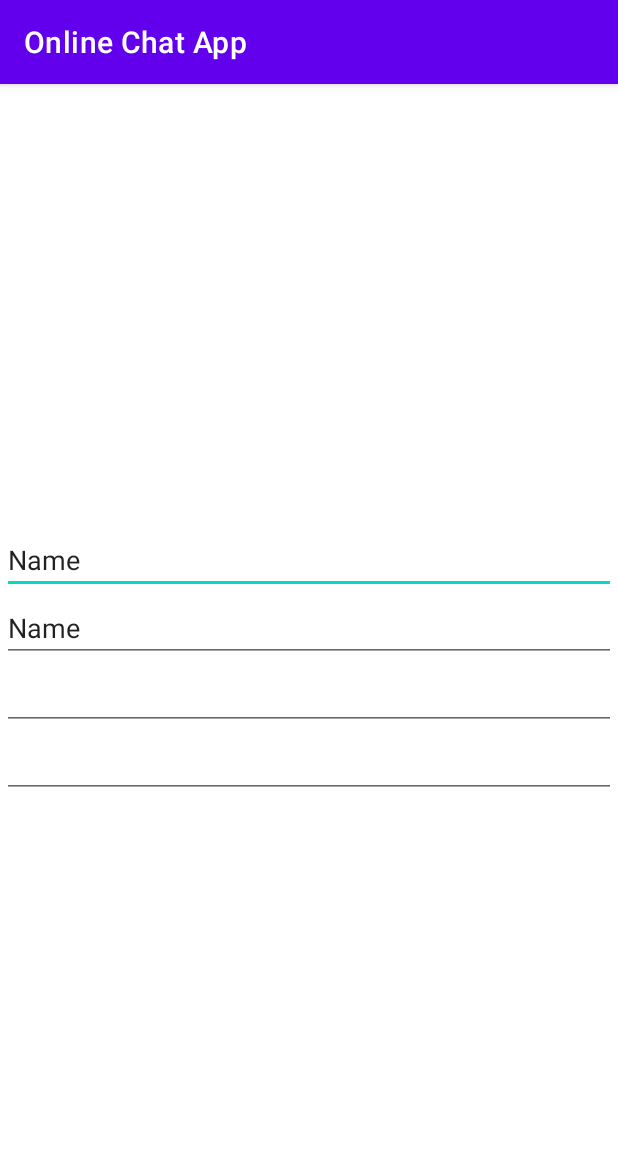
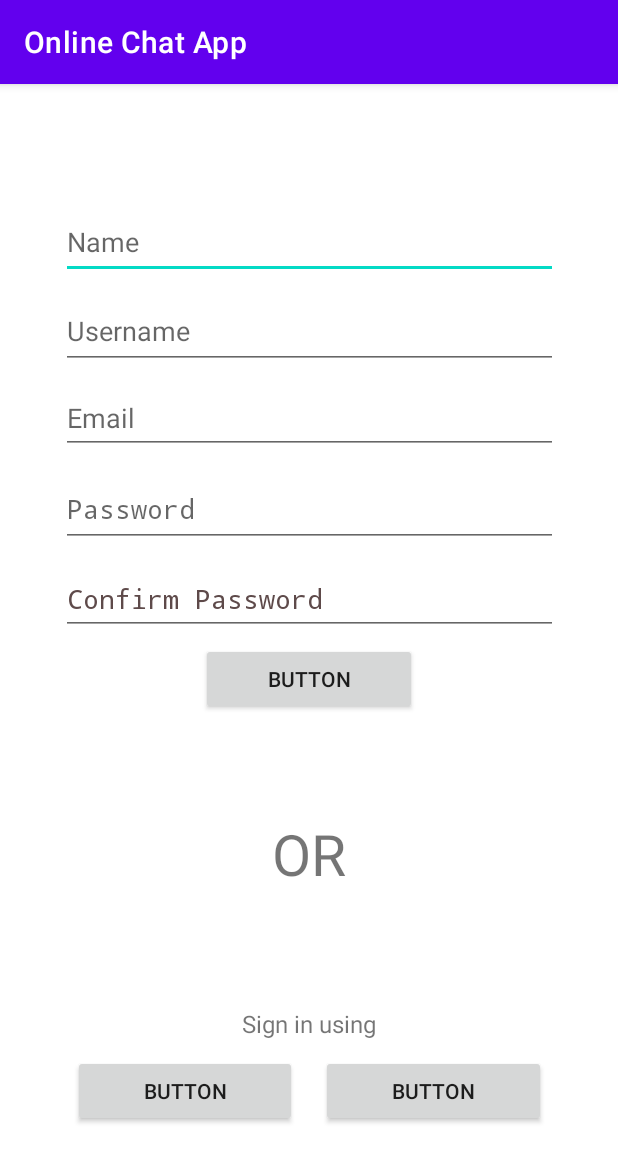
Before and after one commit to saurabhbhoir11/Online-Chat-Ap, an Android app: the Register screen opened directly, with no data from a screen before it, on a phone screen of 412 x 824 dp. Shown: the top 1162 px of the screen. Run offline under Robolectric (Android 15) with nearby library versions, the phone set to English and light mode, and no system bars; our stand-ins replace Firebase (no records; nobody signed in at launch, a user with empty details on screens opened directly).

Commit message:
created register activity base layout

```diff
--- a/app/src/main/res/layout/activity_register.xml
+++ b/app/src/main/res/layout/activity_register.xml
@@ -4,15 +4,18 @@
     xmlns:tools="http://schemas.android.com/tools"
     android:layout_width="match_parent"
     android:layout_height="match_parent"
+    android:layout_marginTop="5px"
+    android:layout_marginBottom="2px"
     tools:context=".Register">
 
     <LinearLayout
-        android:layout_width="409dp"
-        android:layout_height="729dp"
-        android:layout_marginStart="20dp"
+        android:layout_width="331dp"
+        android:layout_height="620dp"
+        android:layout_marginStart="32dp"
         android:layout_marginTop="2dp"
-        android:layout_marginEnd="20dp"
+        android:layout_marginEnd="32dp"
         android:gravity="center"
+        android:hapticFeedbackEnabled="true"
         android:orientation="vertical"
         app:layout_constraintBottom_toBottomOf="parent"
         app:layout_constraintEnd_toEndOf="parent"
@@ -20,33 +23,115 @@
         app:layout_constraintTop_toTopOf="parent">
 
         <EditText
-            android:id="@+id/editTextTextPersonName4"
+            android:id="@+id/name"
+            android:layout_width="match_parent"
+            android:layout_height="49dp"
+            android:layout_marginTop="8px"
+            android:layout_marginBottom="8px"
+            android:ems="10"
+            android:hint="Name"
+            android:inputType="textPersonName"
+            android:paddingTop="5px"
+            android:paddingBottom="5px" />
+
+        <EditText
+            android:id="@+id/username"
+            android:layout_width="match_parent"
+            android:layout_height="51dp"
+            android:layout_marginTop="5px"
+            android:layout_marginBottom="5px"
+            android:ems="10"
+            android:hint="Username"
+            android:inputType="textPersonName"
+            android:paddingTop="5px"
+            android:paddingBottom="5px" />
+
+        <EditText
+            android:id="@+id/email"
+            android:layout_width="match_parent"
+            android:layout_height="48dp"
+            android:layout_marginTop="8px"
+            android:layout_marginBottom="8px"
+            android:ems="10"
+            android:hint="Email"
+            android:inputType="textEmailAddress"
+            android:paddingTop="5px"
+            android:paddingBottom="5px" />
+
+        <EditText
+            android:id="@+id/pass"
+            android:layout_width="match_parent"
+            android:layout_height="51dp"
+            android:layout_marginTop="8px"
+            android:layout_marginBottom="8px"
+            android:ems="10"
+            android:hint="Password"
+            android:inputType="textPassword"
+            android:paddingTop="5px"
+            android:paddingBottom="5px" />
+
+        <EditText
+            android:id="@+id/conf_pass"
+            android:layout_width="match_parent"
+            android:layout_height="48dp"
+            android:layout_marginTop="8px"
+            android:layout_marginBottom="8px"
+            android:ems="10"
+            android:hint="Confirm Password"
+            android:inputType="textPassword"
+            android:paddingTop="5px"
+            android:paddingBottom="5px"
+            android:textColorHint="#5E4A4A" />
+
+        <Button
+            android:id="@+id/button"
+            android:layout_width="144dp"
+            android:layout_height="wrap_content"
+            android:text="Button" />
+
+        <TextView
+            android:id="@+id/textView2"
             android:layout_width="match_parent"
             android:layout_height="wrap_content"
-            android:ems="10"
-            android:inputType="textPersonName"
-            android:text="Name" />
+            android:layout_marginBottom="10dp"
+            android:layout_weight="1"
+            android:gravity="bottom|center_horizontal"
+            android:text="OR"
+            android:textSize="38sp" />
 
-        <EditText
-            android:id="@+id/editTextTextPersonName5"
+        <TextView
+            android:id="@+id/textView"
             android:layout_width="match_parent"
             android:layout_height="wrap_content"
-            android:ems="10"
-            android:inputType="textPersonName"
-            android:text="Name" />
+            android:layout_marginBottom="10dp"
+            android:layout_weight="1"
+            android:gravity="bottom|center_horizontal"
+            android:text="Sign in using"
+            android:textSize="16sp" />
 
-        <EditText
-            android:id="@+id/editTextTextEmailAddress2"
+        <LinearLayout
             android:layout_width="match_parent"
             android:layout_height="wrap_content"
-            android:ems="10"
-            android:inputType="textEmailAddress" />
+            android:orientation="horizontal">
 
-        <EditText
-            android:id="@+id/editTextPhone"
-            android:layout_width="match_parent"
-            android:layout_height="wrap_content"
-            android:ems="10"
-            android:inputType="phone" />
+            <Button
+                android:id="@+id/button7"
+                android:layout_width="wrap_content"
+                android:layout_height="wrap_content"
+                android:layout_marginLeft="8dp"
+                android:layout_marginRight="8dp"
+                android:layout_weight="1"
+                android:text="Button" />
+
+            <Button
+                android:id="@+id/button6"
+                android:layout_width="wrap_content"
+                android:layout_height="wrap_content"
+                android:layout_marginLeft="8dp"
+                android:layout_marginRight="8dp"
+                android:layout_weight="1"
+                android:text="Button" />
+        </LinearLayout>
+
     </LinearLayout>
 </androidx.constraintlayout.widget.ConstraintLayout>
```
